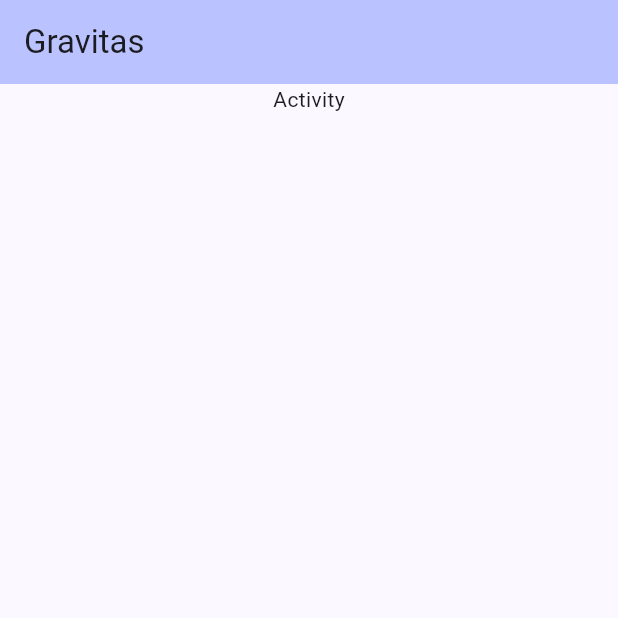
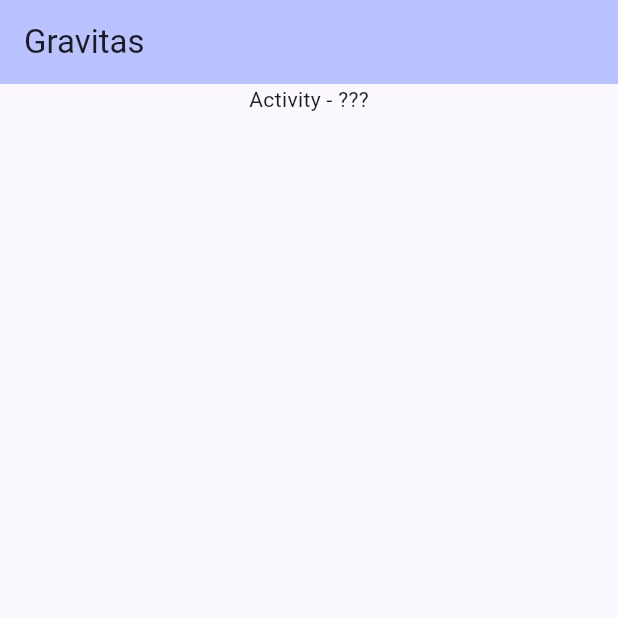
Before and after one commit to MinorFlow/gravitas_app, a Flutter app: the screen it shows after launch, swiped to page 3, on a phone screen of 412 x 824 dp, the top half of it. Run offline on Flutter 3.47's test engine with Material 2 defaults, Android fonts, the phone set to English and light mode, and no system bars.

Commit message:
update text

```diff
--- a/lib/activity/pages/activity_page.dart
+++ b/lib/activity/pages/activity_page.dart
@@ -17,7 +17,7 @@ class _ActivityPageState extends State<ActivityPage> with AutomaticKeepAliveClie
     super.build(context);
     return const Column(
       children: [
-        Text('Activity')
+        Text('Activity - ???')
       ],
     );
   }
```
